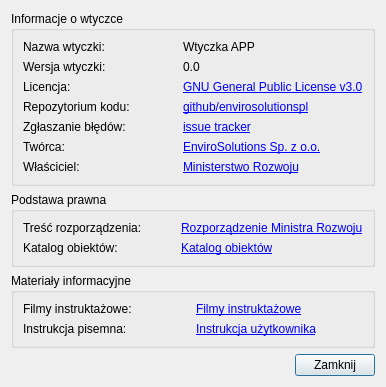
First picture: the form in modules/settings/views/ui/pomoc_dialog_base.ui, repository envirosolutionspl/wtyczka_qgis_app, before the edit.
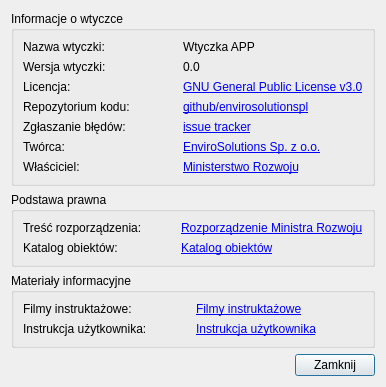
Second picture: the form after the edit.

```diff
--- a/modules/settings/views/ui/pomoc_dialog_base.ui
+++ b/modules/settings/views/ui/pomoc_dialog_base.ui
@@ -283,7 +283,7 @@
         <item row="1" column="0">
          <widget class="QLabel" name="label_19">
           <property name="text">
-           <string>Instrukcja pisemna:</string>
+           <string>Instrukcja użytkownika:</string>
           </property>
          </widget>
         </item>
```
Left out of the diff: 8 changed lines with no effect on the pictures.
